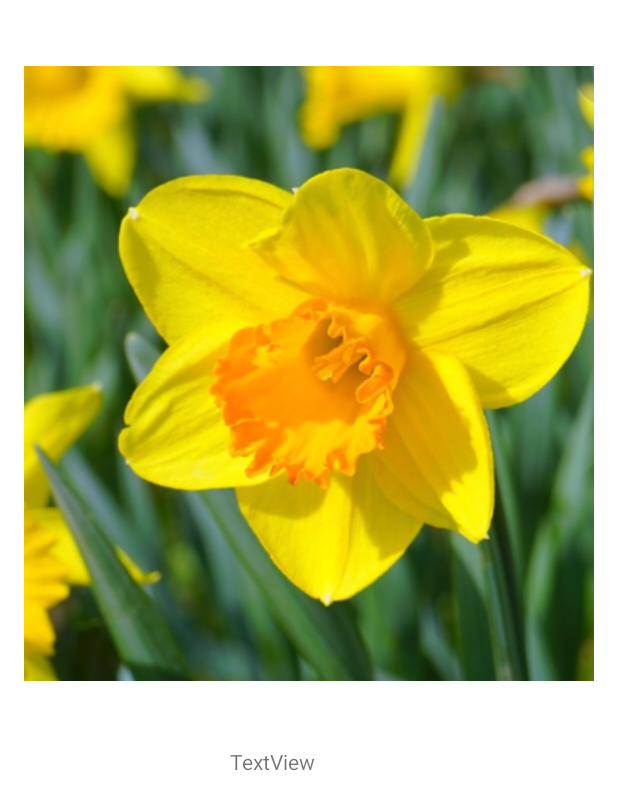
After one commit to bacila10/MyRecyclerViewBand, an Android app: the layout items_dummy_data.xml on its own in the app's theme, with its tools: preview values and no code run, on a phone screen of 412 x 824 dp. The commit adds this screen. Shown: the top 810 px of the screen. Run offline under Robolectric (Android 15) with nearby library versions, the phone set to English and light mode, and no system bars.

Commit message:
dirbame prie recaislerView adapterio

```diff
--- a/app/src/main/java/com/bandymas/myrecyclerviewband/MainActivity.kt
+++ b/app/src/main/java/com/bandymas/myrecyclerviewband/MainActivity.kt
@@ -2,6 +2,7 @@ package com.bandymas.myrecyclerviewband
 
 import androidx.appcompat.app.AppCompatActivity
 import android.os.Bundle
+import androidx.databinding.DataBindingUtil
 import com.bandymas.myrecyclerviewband.databinding.ActivityMainBinding
 
 
@@ -9,6 +10,7 @@ class MainActivity : AppCompatActivity() {
     private lateinit var binding: ActivityMainBinding
     override fun onCreate(savedInstanceState: Bundle?) {
         super.onCreate(savedInstanceState)
+        binding = DataBindingUtil.setContentView(this, R.layout.activity_main)
         setContentView(R.layout.activity_main)
     }
 }
--- /dev/null
+++ b/app/src/main/java/com/bandymas/myrecyclerviewband/adapter/NewsAdapter.kt
@@ -0,0 +1,30 @@
+package com.bandymas.myrecyclerviewband.adapter
+
+import android.view.LayoutInflater
+import android.view.View
+import android.view.ViewGroup
+import androidx.recyclerview.widget.RecyclerView
+import com.bandymas.myrecyclerviewband.Model.DummyData
+import com.bandymas.myrecyclerviewband.R
+
+class NewsAdapter(private val dummyList: List<DummyData>): RecyclerView.Adapter<NewsAdapter.NewsHolder>() {
+
+
+
+    class NewsHolder(itemView: View) : RecyclerView.ViewHolder(itemView) {
+
+    }
+
+    override fun onCreateViewHolder(parent: ViewGroup, viewType: Int): NewsHolder {
+       val view = LayoutInflater.from(parent.context).inflate(R.layout.items_dummy_data, parent, false)
+        return NewsHolder(view)
+    }
+
+    override fun onBindViewHolder(holder: NewsHolder, position: Int) {
+        TODO("Not yet implemented")
+    }
+
+    override fun getItemCount(): Int {
+        TODO("Not yet implemented")
+    }
+}
--- /dev/null
+++ b/app/src/main/res/layout/items_dummy_data.xml
@@ -0,0 +1,34 @@
+<?xml version="1.0" encoding="utf-8"?>
+<androidx.constraintlayout.widget.ConstraintLayout xmlns:android="http://schemas.android.com/apk/res/android"
+    xmlns:app="http://schemas.android.com/apk/res-auto"
+    xmlns:tools="http://schemas.android.com/tools"
+    android:layout_width="match_parent"
+    android:layout_height="match_parent">
+
+    <ImageView
+        android:id="@+id/imgDummy"
+        android:layout_width="0dp"
+        android:layout_height="wrap_content"
+        android:layout_marginStart="16dp"
+        android:layout_marginTop="16dp"
+        android:layout_marginEnd="16dp"
+        app:layout_constraintEnd_toEndOf="parent"
+        app:layout_constraintStart_toStartOf="parent"
+        app:layout_constraintTop_toTopOf="parent"
+        app:srcCompat="@drawable/daffodil" />
+
+    <TextView
+        android:id="@+id/txtDummy"
+        android:layout_width="wrap_content"
+        android:layout_height="wrap_content"
+        android:layout_marginStart="152dp"
+        android:layout_marginTop="16dp"
+        android:layout_marginEnd="201dp"
+        android:text="TextView"
+        app:layout_constraintBottom_toBottomOf="parent"
+        app:layout_constraintEnd_toEndOf="parent"
+        app:layout_constraintStart_toStartOf="parent"
+        app:layout_constraintTop_toBottomOf="@+id/imgDummy"
+        app:layout_constraintVertical_bias="0.0" />
+
+</androidx.constraintlayout.widget.ConstraintLayout>
```
